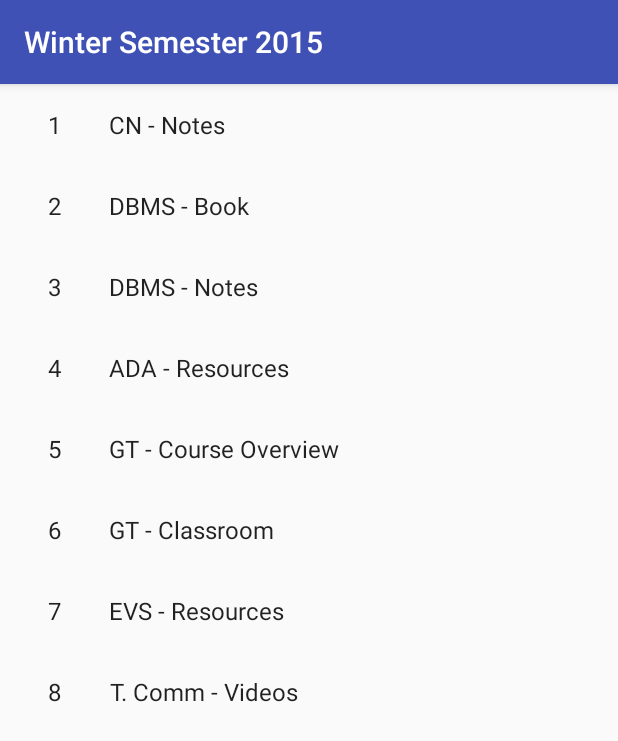
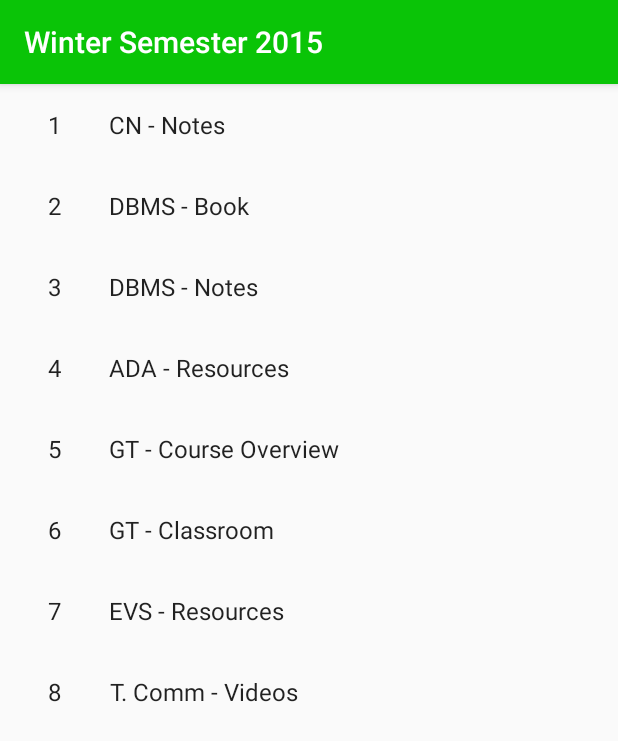
Before and after one commit to prankulsingh/Winter_Semester_2015, an Android app: the screen it shows after launch (CourseListActivity), on a phone screen of 412 x 824 dp. Shown: the top 741 px of the screen. Run offline under Robolectric (Android 15) with nearby library versions, the phone set to English and light mode, and no system bars.

Commit message:
initial push...

```diff
--- a/app/src/main/java/com/example/prankul/wintersemester2015/CourseListActivity.java
+++ b/app/src/main/java/com/example/prankul/wintersemester2015/CourseListActivity.java
@@ -14,6 +14,8 @@ import android.view.LayoutInflater;
 import android.view.View;
 import android.view.ViewGroup;
 import android.widget.TextView;
+import android.view.Menu;
+import android.view.MenuItem;
 
 
 import com.example.prankul.wintersemester2015.dummy.DummyContent;
--- a/app/src/main/res/layout/activity_course_list.xml
+++ b/app/src/main/res/layout/activity_course_list.xml
@@ -38,5 +38,4 @@
         android:layout_margin="@dimen/fab_margin"
         android:src="@android:drawable/ic_dialog_email" / -->
 
-
 </android.support.design.widget.CoordinatorLayout>
--- a/app/src/main/res/values/colors.xml
+++ b/app/src/main/res/values/colors.xml
@@ -1,6 +1,6 @@
 <?xml version="1.0" encoding="utf-8"?>
 <resources>
-    <color name="colorPrimary">#3F51B5</color>
-    <color name="colorPrimaryDark">#303F9F</color>
-    <color name="colorAccent">#FF4081</color>
+    <color name="colorPrimary">#0ac407</color>
+    <color name="colorPrimaryDark">#149808</color>
+    <color name="colorAccent">#686c1c</color>
 </resources>
```
